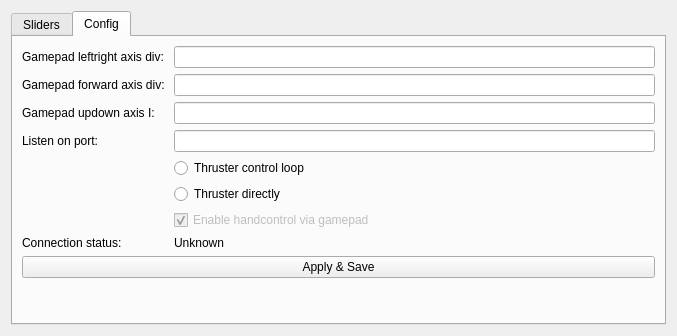
This is Hanse/Module_HandControl/handcontrol_form.ui in iti-luebeck/HANSE2011 as Qt 5 draws it before an edit. The edited form follows.
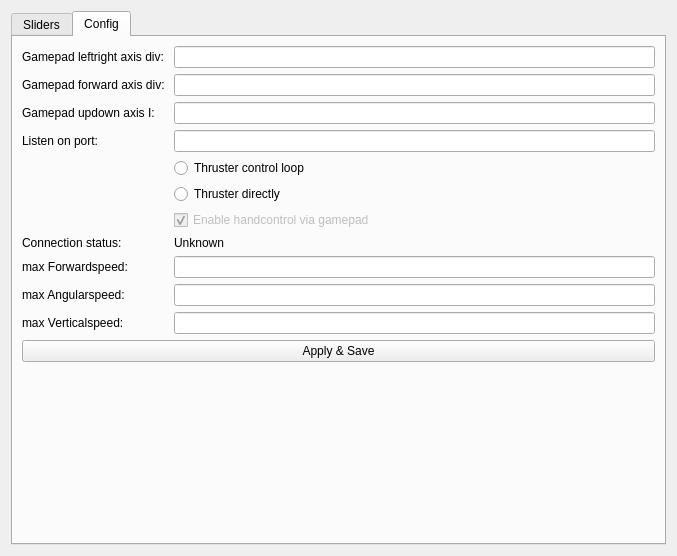
This is the edited form. The open tabs and pages were chosen to show the change.

Diff of the .ui file:
```diff
--- a/Hanse/Module_HandControl/handcontrol_form.ui
+++ b/Hanse/Module_HandControl/handcontrol_form.ui
@@ -7,7 +7,7 @@
     <x>0</x>
     <y>0</y>
     <width>677</width>
-    <height>336</height>
+    <height>556</height>
    </rect>
   </property>
   <property name="windowTitle">
@@ -17,7 +17,7 @@
    <item row="0" column="0">
     <widget class="QTabWidget" name="tabWidget">
      <property name="currentIndex">
-      <number>0</number>
+      <number>1</number>
      </property>
      <widget class="QWidget" name="tab_2">
       <attribute name="title">
@@ -188,19 +188,6 @@
          </property>
         </widget>
        </item>
-       <item row="9" column="1">
-        <widget class="QCheckBox" name="enableGamepad">
-         <property name="enabled">
-          <bool>false</bool>
-         </property>
-         <property name="text">
-          <string>Enable handcontrol via gamepad</string>
-         </property>
-         <property name="checked">
-          <bool>true</bool>
-         </property>
-        </widget>
-       </item>
        <item row="5" column="1">
         <widget class="QLineEdit" name="port"/>
        </item>
@@ -218,30 +205,73 @@
          </property>
         </widget>
        </item>
-       <item row="12" column="0" colspan="2">
-        <widget class="QPushButton" name="save">
+       <item row="9" column="1">
+        <widget class="QCheckBox" name="enableGamepad">
+         <property name="enabled">
+          <bool>false</bool>
+         </property>
          <property name="text">
-          <string>Apply &amp;&amp; Save</string>
+          <string>Enable handcontrol via gamepad</string>
          </property>
-         <property name="shortcut">
-          <string>Return</string>
+         <property name="checked">
+          <bool>true</bool>
          </property>
         </widget>
        </item>
-       <item row="10" column="0">
+       <item row="12" column="0">
         <widget class="QLabel" name="label_2">
          <property name="text">
           <string>Connection status: </string>
          </property>
         </widget>
        </item>
-       <item row="10" column="1">
+       <item row="12" column="1">
         <widget class="QLabel" name="connectionStatus">
          <property name="text">
           <string>Unknown</string>
          </property>
         </widget>
        </item>
+       <item row="14" column="0">
+        <widget class="QLabel" name="label_10">
+         <property name="text">
+          <string>max Forwardspeed:</string>
+         </property>
+        </widget>
+       </item>
+       <item row="17" column="0" colspan="2">
+        <widget class="QPushButton" name="save">
+         <property name="text">
+          <string>Apply &amp;&amp; Save</string>
+         </property>
+         <property name="shortcut">
+          <string>Return</string>
+         </property>
+        </widget>
+       </item>
+       <item row="14" column="1">
+        <widget class="QLineEdit" name="maxForSpeed"/>
+       </item>
+       <item row="15" column="0">
+        <widget class="QLabel" name="label_9">
+         <property name="text">
+          <string>max Angularspeed:</string>
+         </property>
+        </widget>
+       </item>
+       <item row="15" column="1">
+        <widget class="QLineEdit" name="maxAngSpeed"/>
+       </item>
+       <item row="16" column="0">
+        <widget class="QLabel" name="label_11">
+         <property name="text">
+          <string>max Verticalspeed:</string>
+         </property>
+        </widget>
+       </item>
+       <item row="16" column="1">
+        <widget class="QLineEdit" name="maxVertSpeed"/>
+       </item>
       </layout>
      </widget>
     </widget>
```
